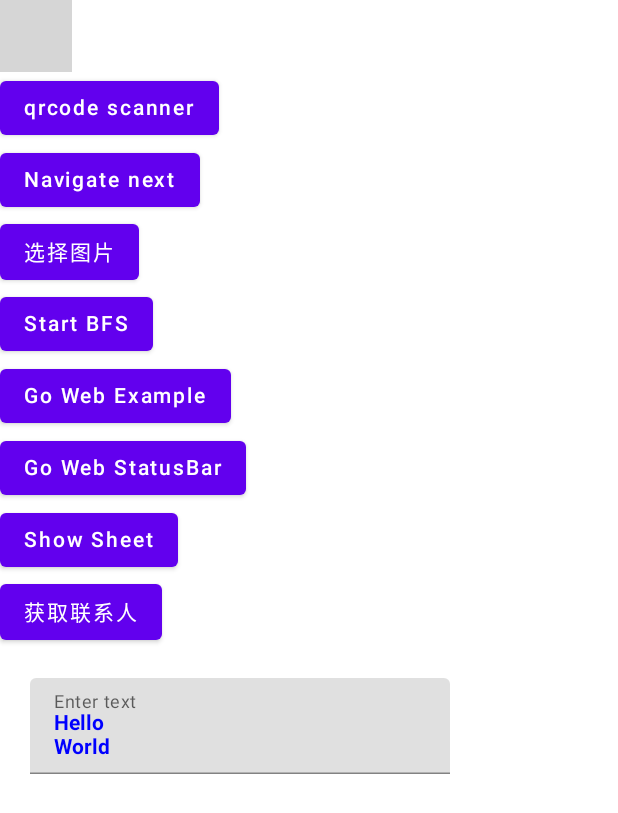
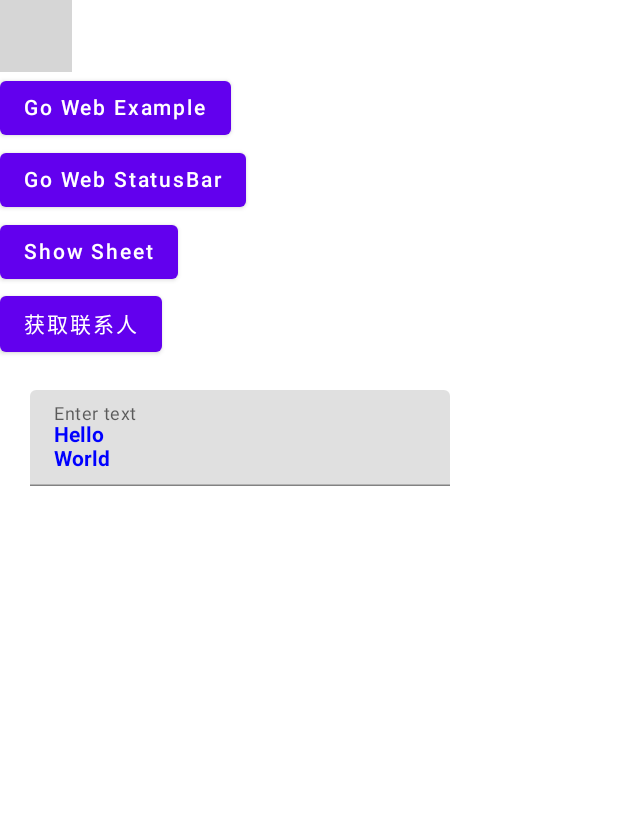
Before and after one commit to BioforestChain/plaoc, an Android app built with Jetpack Compose: the composable Profile shown on its own in the app's theme, on a phone screen of 412 x 824 dp. Shown: the top 813 px of the screen. Run offline under Robolectric (Android 15) with nearby library versions, the phone set to English and light mode, and no system bars; our stand-ins replace accompanist; 3 statements that could not run were skipped; grey boxes are pictures that could not be loaded.

Commit message:
:up: 升级到 Android13 的编译工具

```diff
--- a/Plaoc-Android/app/build.gradle.kts
+++ b/Plaoc-Android/app/build.gradle.kts
@@ -6,12 +6,12 @@ plugins {
 val compose_version = "1.2.0-alpha08"
 
 android {
-    compileSdk = 32
+    compileSdk = 33
 
     defaultConfig {
         applicationId = "org.bfchain.plaoc"
         minSdk = 28
-        targetSdk = 32
+        targetSdk = 33
         versionCode = 1
         versionName = "1.0"
 
--- a/Plaoc-Android/app/src/main/java/org/bfchain/plaoc/MainActivity.kt
+++ b/Plaoc-Android/app/src/main/java/org/bfchain/plaoc/MainActivity.kt
@@ -235,42 +235,29 @@ private fun Profile(navController: NavController, activity: ComponentActivity) {
     val context = LocalContext.current
     MyScaffold(navController, "QrCodeScanner") { modifier ->
         Column(modifier = modifier) {
-            Button(onClick = { navController.navigate("qrcode") }) {
-                Text(text = "qrcode scanner")
-            }
+//            Button(onClick = { navController.navigate("qrcode") }) {
+//                Text(text = "qrcode scanner")
+//            }
+//            Button(onClick = {
+//                navController.navigate("friendslist") {
+//                    popUpTo("home")
+//                }
+//            }) {
+//                Text(text = "Navigate next")
+//            }
+//            Button(onClick = {
+//                val bfs = Boot(activity);
+//            }) {
+//                Text(text = "Start BFS")
+//            }
             Button(onClick = {
-                navController.navigate("friendslist") {
-                    popUpTo("home")
-                }
-            }) {
-                Text(text = "Navigate next")
-            }
-            Button(onClick = {
-//                val intent = Intent(
-//                    Intent.ACTION_PICK,
-//                    MediaStore.Images.Media.EXTERNAL_CONTENT_URI)
-//                startActivityForResult(activity, intent, IntentUtil.instance.openImageGalleryCode);
-
-            }) {
-                Text(text = "选择图片")
-            }
-            Button(onClick = {
-                val bfs = Boot(activity);
-            }) {
-                Text(text = "Start BFS")
-            }
-            Button(onClick = {
-
                 openDWebWindow(activity = activity, url = "file:///android_asset/example.html")
-
                 Log.i(TAG, "startActivity!!!")
             }) {
                 Text(text = "Go Web Example")
             }
             Button(onClick = {
-
                 openDWebWindow(activity = activity, url = "file:///android_asset/statusbar.html")
-
                 Log.i(TAG, "startActivity!!!")
             }) {
                 Text(text = "Go Web StatusBar")
```
